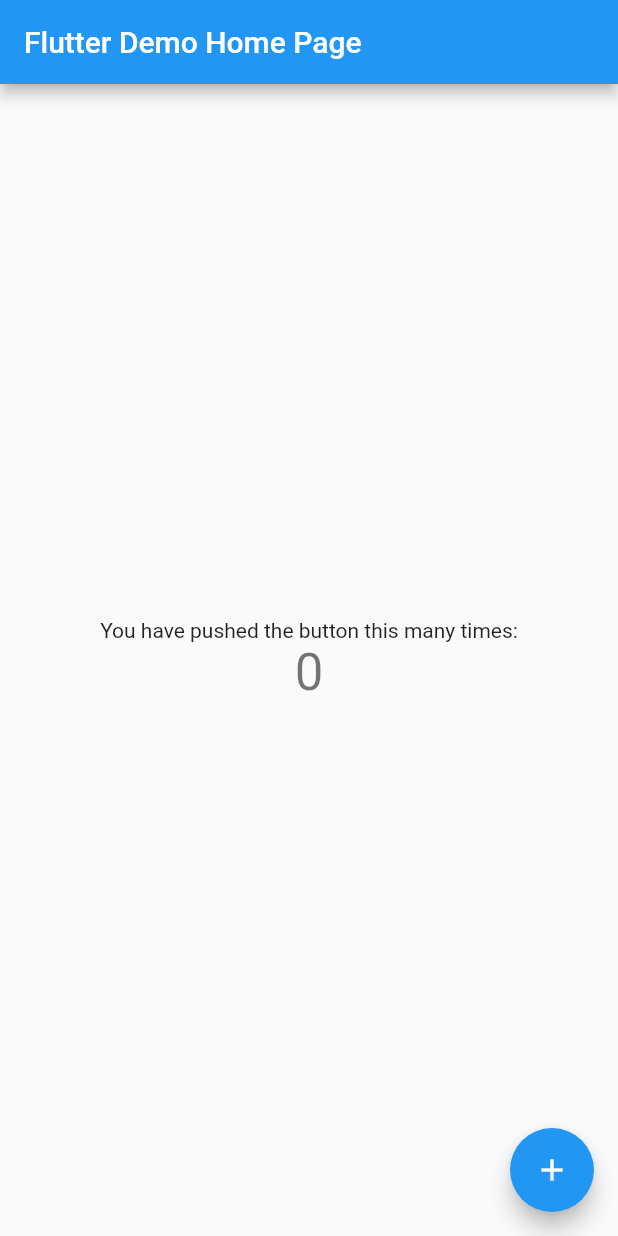
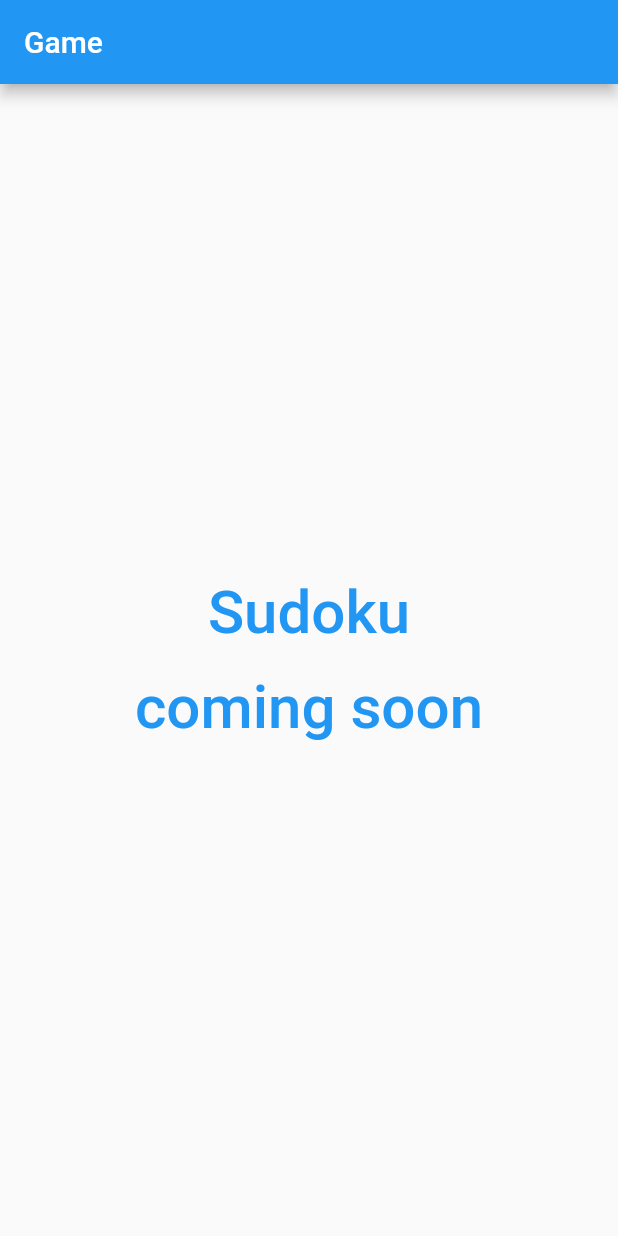
Before and after one commit to UsePerson/game, a Flutter app: the screen it shows after launch, on a phone screen of 412 x 824 dp. Run offline on Flutter 3.47's test engine with Material 2 defaults, Android fonts, the light colour scheme and no system bars.

Commit message:
choose the game in home page

```diff
--- a/lib/main.dart
+++ b/lib/main.dart
@@ -1,3 +1,4 @@
+import 'package:flutter/cupertino.dart';
 import 'package:flutter/material.dart';
 
 void main() {
@@ -9,40 +10,25 @@
   @override
   Widget build(BuildContext context) {
     return MaterialApp(
-      title: 'Flutter Demo',
+
       theme: ThemeData(
-        // This is the theme of your application.
-        //
-        // Try running your application with "flutter run". You'll see the
-        // application has a blue toolbar. Then, without quitting the app, try
-        // changing the primarySwatch below to Colors.green and then invoke
-        // "hot reload" (press "r" in the console where you ran "flutter run",
-        // or simply save your changes to "hot reload" in a Flutter IDE).
-        // Notice that the counter didn't reset back to zero; the application
-        // is not restarted.
+
         primarySwatch: Colors.blue,
       ),
-      home: MyHomePage(title: 'Flutter Demo Home Page'),
+      home: MyHomePage(title: 'Game'),
     );
   }
 }
 
 class MyHomePage extends StatefulWidget {
+
   MyHomePage({Key? key, required this.title}) : super(key: key);
-
-  // This widget is the home page of your application. It is stateful, meaning
-  // that it has a State object (defined below) that contains fields that affect
-  // how it looks.
-
-  // This class is the configuration for the state. It holds the values (in this
-  // case the title) provided by the parent (in this case the App widget) and
-  // used by the build method of the State. Fields in a Widget subclass are
-  // always marked "final".
 
   final String title;
 
   @override
   _MyHomePageState createState() => _MyHomePageState();
+
 }
 
 class _MyHomePageState extends State<MyHomePage> {
@@ -50,23 +36,14 @@
 
   void _incrementCounter() {
     setState(() {
-      // This call to setState tells the Flutter framework that something has
-      // changed in this State, which causes it to rerun the build method below
-      // so that the display can reflect the updated values. If we changed
-      // _counter without calling setState(), then the build method would not be
-      // called again, and so nothing would appear to happen.
+
       _counter++;
     });
   }
 
   @override
   Widget build(BuildContext context) {
-    // This method is rerun every time setState is called, for instance as done
-    // by the _incrementCounter method above.
-    //
-    // The Flutter framework has been optimized to make rerunning build methods
-    // fast, so that you can just rebuild anything that needs updating rather
-    // than having to individually change instances of widgets.
+
     return Scaffold(
       appBar: AppBar(
         // Here we take the value from the MyHomePage object that was created by
@@ -74,40 +51,39 @@
         title: Text(widget.title),
       ),
       body: Center(
-        // Center is a layout widget. It takes a single child and positions it
-        // in the middle of the parent.
+
         child: Column(
-          // Column is also a layout widget. It takes a list of children and
-          // arranges them vertically. By default, it sizes itself to fit its
-          // children horizontally, and tries to be as tall as its parent.
-          //
-          // Invoke "debug painting" (press "p" in the console, choose the
-          // "Toggle Debug Paint" action from the Flutter Inspector in Android
-          // Studio, or the "Toggle Debug Paint" command in Visual Studio Code)
-          // to see the wireframe for each widget.
-          //
-          // Column has various properties to control how it sizes itself and
-          // how it positions its children. Here we use mainAxisAlignment to
-          // center the children vertically; the main axis here is the vertical
-          // axis because Columns are vertical (the cross axis would be
-          // horizontal).
+
           mainAxisAlignment: MainAxisAlignment.center,
           children: <Widget>[
-            Text(
-              'You have pushed the button this many times:',
+            TextButton(
+              style: ButtonStyle(
+
+                foregroundColor: MaterialStateProperty.all<Color>(Colors.blue),
+              ),
+              onPressed: () { },
+              child: Text(
+                  'Sudoku',
+                  style: TextStyle(
+                    fontSize: 40,
+                  )
+              ),
             ),
-            Text(
-              '$_counter',
-              style: Theme.of(context).textTheme.headline4,
+            TextButton(
+              style: ButtonStyle(
+                foregroundColor: MaterialStateProperty.all<Color>(Colors.blue),
+              ),
+              onPressed: () { },
+              child: Text(
+                  'coming soon',
+                  style: TextStyle(
+                    fontSize: 40,
+                  )
+              ),
             ),
           ],
         ),
       ),
-      floatingActionButton: FloatingActionButton(
-        onPressed: _incrementCounter,
-        tooltip: 'Increment',
-        child: Icon(Icons.add),
-      ), // This trailing comma makes auto-formatting nicer for build methods.
     );
   }
 }
```
